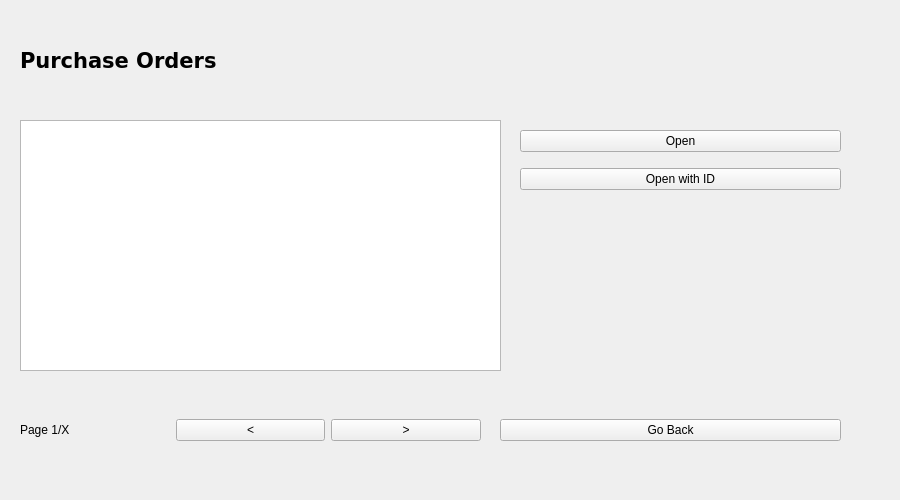
First picture: the form in src/view/ui/widget_purchase_orders.ui, repository mjovanc/trademax-api-client, before the edit.
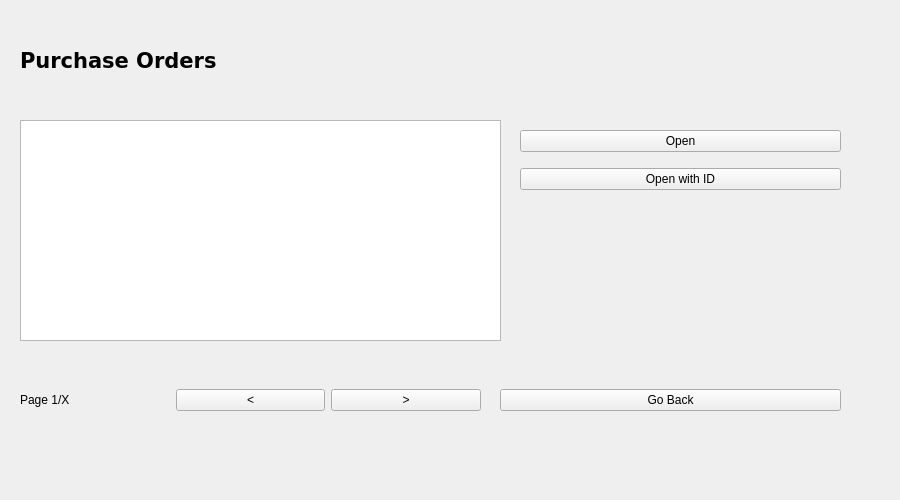
Second picture: the form after the edit.

Commit message: Changing window sizes

What changed in the file:
```diff
--- a/src/view/ui/widget_purchase_orders.ui
+++ b/src/view/ui/widget_purchase_orders.ui
@@ -19,7 +19,7 @@
      <x>20</x>
      <y>120</y>
      <width>481</width>
-     <height>251</height>
+     <height>221</height>
     </rect>
    </property>
    <layout class="QHBoxLayout" name="horizontalLayout">
@@ -86,7 +86,7 @@
    <property name="geometry">
     <rect>
      <x>500</x>
-     <y>390</y>
+     <y>360</y>
      <width>341</width>
      <height>81</height>
     </rect>
@@ -135,7 +135,7 @@
    <property name="geometry">
     <rect>
      <x>20</x>
-     <y>390</y>
+     <y>360</y>
      <width>461</width>
      <height>80</height>
     </rect>
```
The commit also changes 2 other files.
